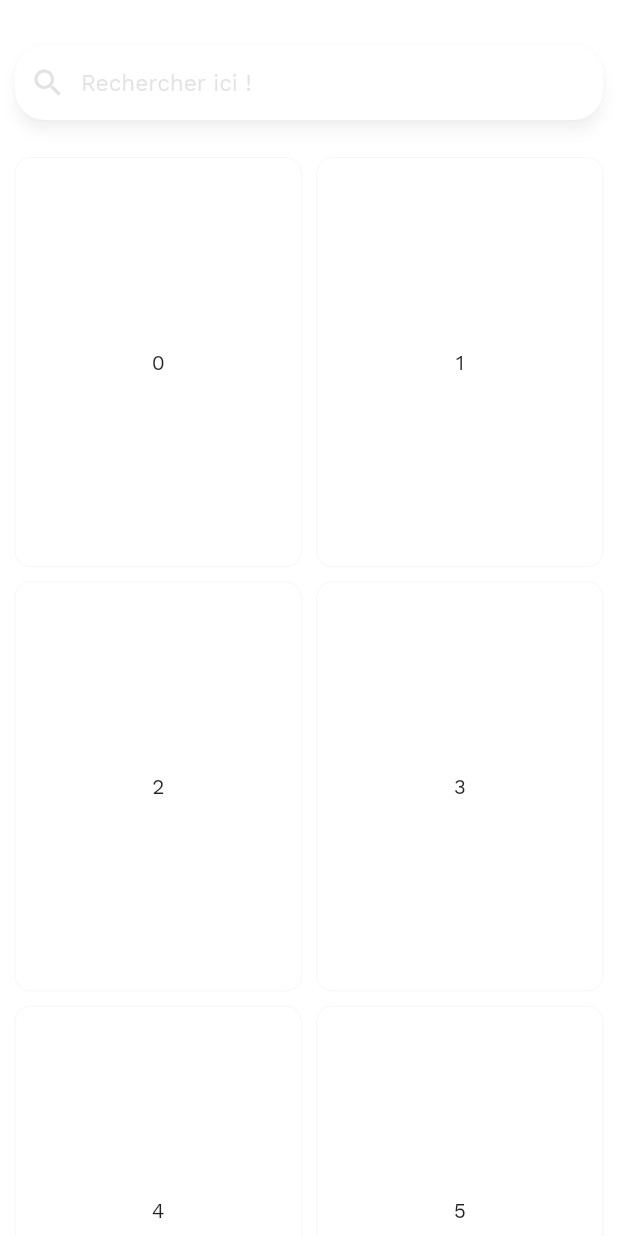
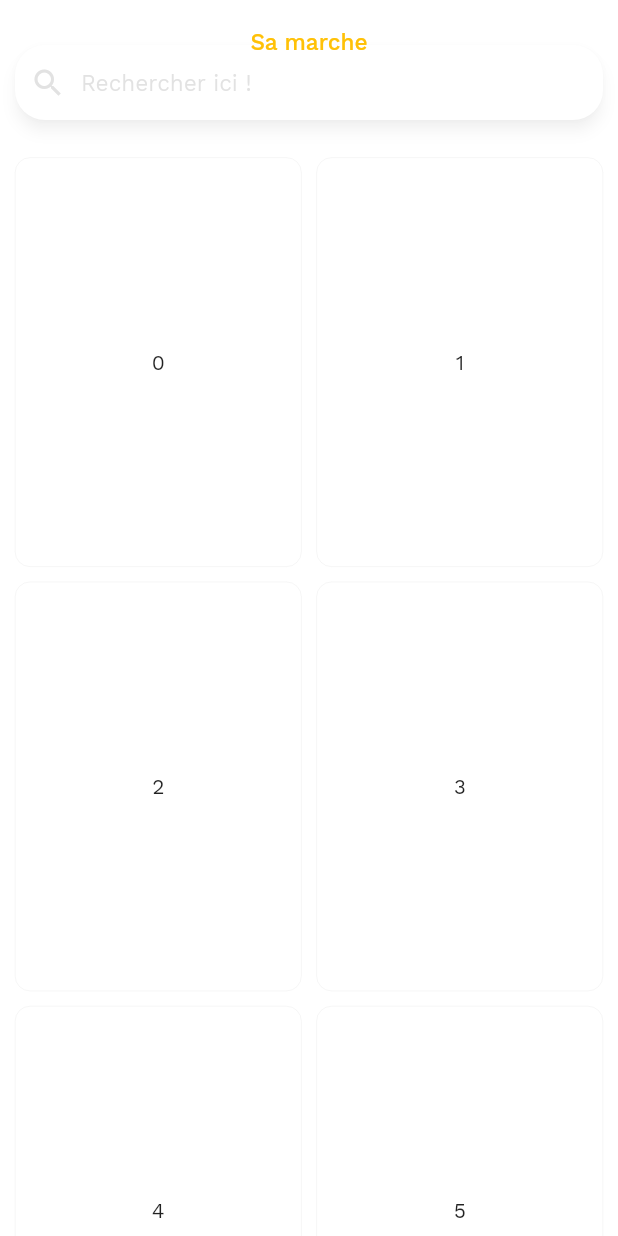
Before and after one commit to Optimus-ged/flutter_e_commerce, a Flutter app: the HomePage screen opened by its route, scrolled down 576 dp, after a tap on the "search" icon, on a phone screen of 412 x 824 dp. Run offline on Flutter 3.47's test engine with Material 2 defaults, Android fonts, the phone set to English and light mode, and no system bars; our stand-ins replace google_fonts.

Commit message:
Code improved successfully

```diff
--- a/lib/screens/pages/home_page.dart
+++ b/lib/screens/pages/home_page.dart
@@ -65,7 +65,10 @@ class HomePage extends StatelessWidget {
                 _buildNavigationItem(
                   icon: Icons.search,
                   context: context,
-                  onTap: () => Navigator.pushNamed(context, Routes.search),
+                  onTap: () => Navigator.of(context).pushNamed(
+                    Routes.search,
+                    arguments: {"hint": "Sa marche"},
+                  ),
                 ),
                 _buildNavigationItem(
                   icon: Icons.exit_to_app,
--- a/lib/screens/pages/search_page.dart
+++ b/lib/screens/pages/search_page.dart
@@ -3,9 +3,9 @@ import 'package:e_commerce/exports/all_exports.dart';
 class SearchPage extends StatelessWidget {
   @override
   Widget build(BuildContext context) {
+    final Map params = ModalRoute.of(context).settings.arguments;
     SystemChrome.setSystemUIOverlayStyle(SystemUiOverlayStyle(
       statusBarColor: AppTheme.whiteColor,
-
     ));
     return SafeArea(
       top: false,
@@ -18,6 +18,13 @@ class SearchPage extends StatelessWidget {
               floating: true,
               automaticallyImplyLeading: false,
               expandedHeight: 100,
+              title: Text(
+                "${params["hint"]}",
+                style: TextStyle(
+                  color: Colors.amber,
+                  fontSize: 15,
+                ),
+              ),
               backgroundColor: Colors.white,
               flexibleSpace: FlexibleSpaceBar(
                 background: Container(
```
Also changed, not shown: lib/screens/pages/login_page.dart (+4 -17 lines), lib/constants/all_routes.dart (line endings or trailing spaces).
